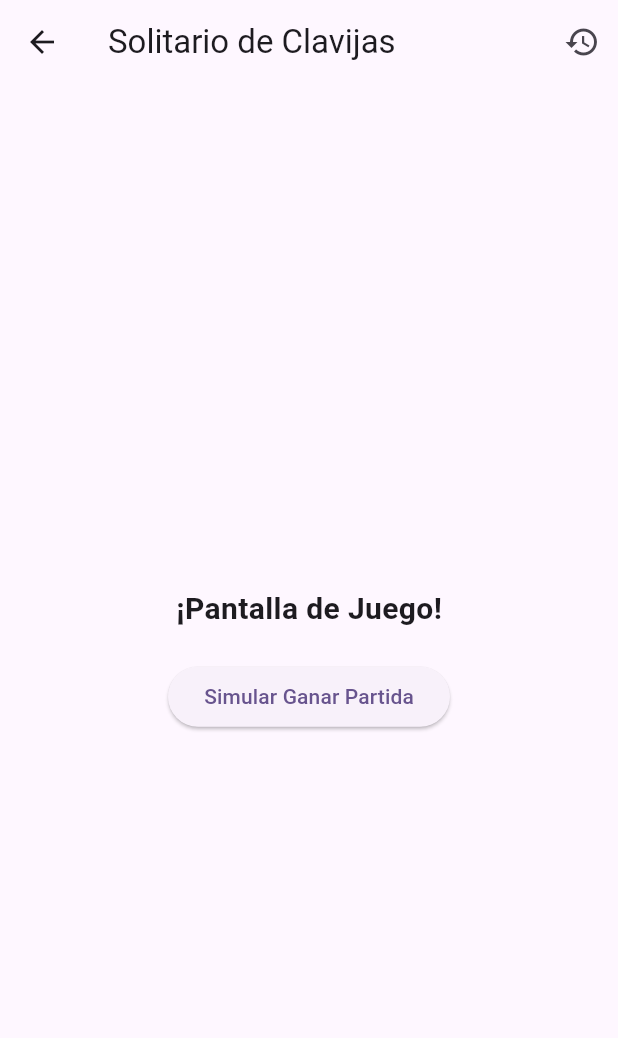
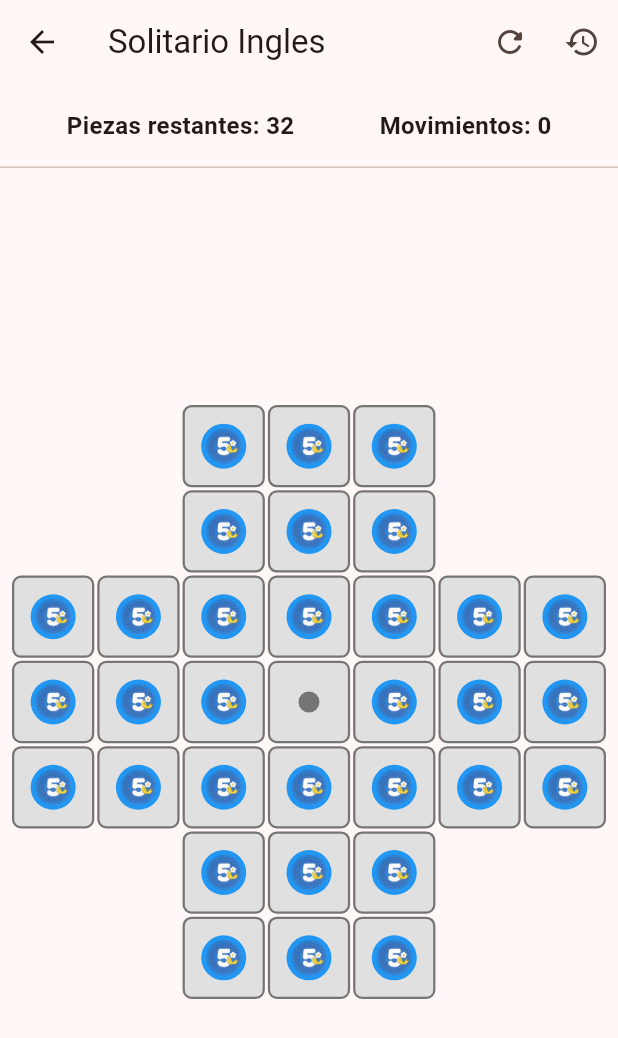
Before and after one commit to EternalLamb/-3479A321_2024479019, a Flutter app: the screen it shows after launch, after a tap on "Jugar", on a phone screen of 412 x 824 dp. Shown: the top 1038 px of the screen. Run offline on Flutter 3.47's test engine with Material 3 defaults, Android fonts, the phone set to English and light mode, and no system bars; our stand-ins replace logger.

Commit message:
Implementacion de feedback visual al jugador de sus mov.

```diff
--- a/lib/main.dart
+++ b/lib/main.dart
@@ -4,9 +4,36 @@ import 'package:lab_moviles/ui/screens/history_screen.dart';
 import 'package:lab_moviles/ui/screens/menu_screen.dart';
 import 'package:lab_moviles/ui/screens/peg_solitaire_screen.dart';
 import 'package:lab_moviles/ui/screens/rules_screen.dart';
+import 'package:provider/provider.dart';
+import 'package:lab_moviles/models/peg_solitaire_view_model.dart';
 
 void main() {
-  runApp(const PegSolitaireApp());
+  runApp(const MyApp());
+}
+
+class MyApp extends StatelessWidget {
+  const MyApp({super.key});
+
+  @override
+  Widget build(BuildContext context) {
+    return MaterialApp(
+      title: 'Solitario de Clavijas',
+      theme: ThemeData(
+        colorScheme: ColorScheme.fromSeed(seedColor: Colors.deepOrange),
+        useMaterial3: true,
+      ),
+      initialRoute: '/',
+      routes: {
+        '/': (context) => const MenuScreen(),
+        '/game': (context) => ChangeNotifierProvider(
+          create: (_) => PegSolitaireViewModel(),
+          child: const PegSolitaireScreen(),
+        ),
+        '/history': (context) => const HistoryScreen(records: []),
+        '/rules': (context) => const RulesScreen(),
+      },
+    );
+  }
 }
 
 class PegSolitaireApp extends StatelessWidget {
--- a/lib/ui/screens/menu_screen.dart
+++ b/lib/ui/screens/menu_screen.dart
@@ -1,16 +1,11 @@
 import 'package:flutter/material.dart';
-
-import 'package:lab_moviles/ui/screens/peg_solitaire_screen.dart';
 import 'package:lab_moviles/ui/screens/rules_screen.dart';
-
-import 'package:logger/logger.dart';
 
 class MenuScreen extends StatelessWidget {
   const MenuScreen({super.key});
+
   @override
   Widget build(BuildContext context) {
-    //final theme = Theme.of(context);
-    final Logger logger = Logger();
     return Scaffold(
       appBar: AppBar(title: const Text('Solitario Inglés')),
       body: Center(
@@ -19,11 +14,7 @@ class MenuScreen extends StatelessWidget {
           children: [
             ElevatedButton(
               onPressed: () {
-                logger.i('Navegando a PegSolitaireScreen desde MenuScreen');
-                Navigator.push(
-                  context,
-                  MaterialPageRoute(builder: (context) => PegSolitaireScreen()),
-                );
+                Navigator.pushNamed(context, '/game');
               },
               child: const Text('Jugar'),
             ),
--- a/lib/ui/screens/peg_solitaire_screen.dart
+++ b/lib/ui/screens/peg_solitaire_screen.dart
@@ -1,48 +1,36 @@
 import 'package:flutter/material.dart';
+import 'package:lab_moviles/ui/widgets/peg_cell.dart';
+import 'package:provider/provider.dart';
+import 'package:lab_moviles/models/board_position.dart';
 import 'package:lab_moviles/models/game_record.dart';
+import 'package:lab_moviles/core/enums/cell_type.dart';
+import 'package:lab_moviles/models/peg_solitaire_view_model.dart';
 import 'package:lab_moviles/ui/screens/history_screen.dart';
+import 'package:logger/logger.dart';
 
-class PegSolitaireScreen extends StatefulWidget {
-  const PegSolitaireScreen({super.key});
+final _logger = Logger();
 
-  @override
-  State<PegSolitaireScreen> createState() => _PegSolitaireScreenState();
-}
+class PegSolitaireScreen extends StatelessWidget {
+  final List<GameRecord> gameHistory;
 
-class _PegSolitaireScreenState extends State<PegSolitaireScreen> {
-  // Lista donde se almacenan los registros de partidas jugadas en la sesión
-  final List<GameRecord> _gameHistory = [];
-
-  // Método para guardar una nueva partida finalizada
-  void _saveGameRecord({
-    required int remainingPegs,
-    required int totalMoves,
-    required int durationSeconds,
-    required bool isVictory,
-  }) {
-    final newRecord = GameRecord(
-      id: 'REC-${DateTime.now().millisecondsSinceEpoch.toString().substring(7)}',
-      date: DateTime.now(),
-      remainingPegs: remainingPegs,
-      totalMoves: totalMoves,
-      durationSeconds: durationSeconds,
-      isVictory: isVictory,
-    );
-
-    setState(() {
-      _gameHistory.insert(
-        0,
-        newRecord,
-      ); // Agrega al inicio para mostrar primero la más reciente
-    });
-  }
+  const PegSolitaireScreen({super.key, this.gameHistory = const []});
 
   @override
   Widget build(BuildContext context) {
+    final vm = context.watch<PegSolitaireViewModel>();
+
     return Scaffold(
       appBar: AppBar(
-        title: const Text('Solitario de Clavijas'),
+        title: const Text('Solitario Ingles'),
         actions: [
+          // Botón para reiniciar el tablero
+          IconButton(
+            icon: const Icon(Icons.refresh_rounded),
+            tooltip: 'Reiniciar Tablero',
+            onPressed: () =>
+                context.read<PegSolitaireViewModel>().initializeBoard(),
+          ),
+          // Botón para ir al historial de partidas
           IconButton(
             icon: const Icon(Icons.history),
             tooltip: 'Ver Historial',
@@ -50,42 +38,101 @@ class _PegSolitaireScreenState extends State<PegSolitaireScreen> {
               Navigator.push(
                 context,
                 MaterialPageRoute(
-                  builder: (context) => HistoryScreen(records: _gameHistory),
+                  builder: (context) => HistoryScreen(records: gameHistory),
                 ),
               );
             },
           ),
         ],
       ),
-      body: Center(
+      body: SafeArea(
         child: Column(
-          mainAxisAlignment: MainAxisAlignment.center,
           children: [
-            const Text(
-              '¡Pantalla de Juego!',
-              style: TextStyle(fontSize: 20, fontWeight: FontWeight.bold),
-            ),
-            const SizedBox(height: 20),
-            // Botón de prueba para simular la finalización de una partida
-            ElevatedButton(
-              onPressed: () {
-                _saveGameRecord(
-                  remainingPegs: 1,
-                  totalMoves: 31,
-                  durationSeconds: 120,
-                  isVictory: true,
-                );
-                ScaffoldMessenger.of(context).showSnackBar(
-                  const SnackBar(
-                    content: Text('Partida simulada guardada en el historial'),
-                  ),
-                );
-              },
-              child: const Text('Simular Ganar Partida'),
-            ),
+            _buildScoreBoard(context, vm),
+            const Divider(height: 1),
+            // Área de Juego (Grid de 7x7)
+            Expanded(child: _buildGameBoard(context, vm)),
+            // Mensaje o Banner de Finalización
+            if (vm.isGameOver) _buildGameOverBanner(context, vm),
           ],
         ),
       ),
     );
   }
+
+  Widget _buildScoreBoard(BuildContext context, PegSolitaireViewModel vm) {
+    return Padding(
+      padding: const EdgeInsets.all(16.0),
+      child: Row(
+        mainAxisAlignment: MainAxisAlignment.spaceAround,
+        children: [
+          Text(
+            'Piezas restantes: ${vm.remainingPegs}',
+            style: const TextStyle(fontSize: 16, fontWeight: FontWeight.bold),
+          ),
+          Text(
+            'Movimientos: ${vm.moveCount}',
+            style: const TextStyle(fontSize: 16, fontWeight: FontWeight.bold),
+          ),
+        ],
+      ),
+    );
+  }
+
+  Widget _buildGameBoard(BuildContext context, PegSolitaireViewModel vm) {
+    _logger.i("Construyendo el tablero de juego");
+
+    return Center(
+      child: Padding(
+        padding: const EdgeInsets.all(8.0),
+        child: AspectRatio(
+          aspectRatio: 1.0,
+          child: GridView.builder(
+            physics: const NeverScrollableScrollPhysics(),
+            gridDelegate: const SliverGridDelegateWithFixedCrossAxisCount(
+              crossAxisCount: PegSolitaireViewModel.gridSize,
+              crossAxisSpacing: 2.0,
+              mainAxisSpacing: 2.0,
+            ),
+            itemCount:
+                PegSolitaireViewModel.gridSize * PegSolitaireViewModel.gridSize,
+            itemBuilder: (context, index) {
+              final int row = index ~/ PegSolitaireViewModel.gridSize;
+              final int col = index % PegSolitaireViewModel.gridSize;
+              final position = BoardPosition(row, col);
+              final CellType cellType = vm.getCellType(row, col);
+
+              return PegCell(
+                position: position,
+                type: cellType,
+                isSelected: vm.isCellSelected(position),
+                onTap: () => context.read<PegSolitaireViewModel>().onCellTapped(
+                  position,
+                ),
+              );
+            },
+          ),
+        ),
+      ),
+    );
+  }
+
+  Widget _buildGameOverBanner(BuildContext context, PegSolitaireViewModel vm) {
+    return Container(
+      width: double.infinity,
+      color: vm.isVictory ? Colors.green : Colors.redAccent,
+      padding: const EdgeInsets.all(12.0),
+      child: Text(
+        vm.isVictory
+            ? '¡VICTORIA! Has completado el juego.'
+            : 'FIN DEL JUEGO: No existen más movimientos válidos.',
+        textAlign: TextAlign.center,
+        style: const TextStyle(
+          color: Colors.white,
+          fontWeight: FontWeight.bold,
+          fontSize: 16,
+        ),
+      ),
+    );
+  }
 }
```
